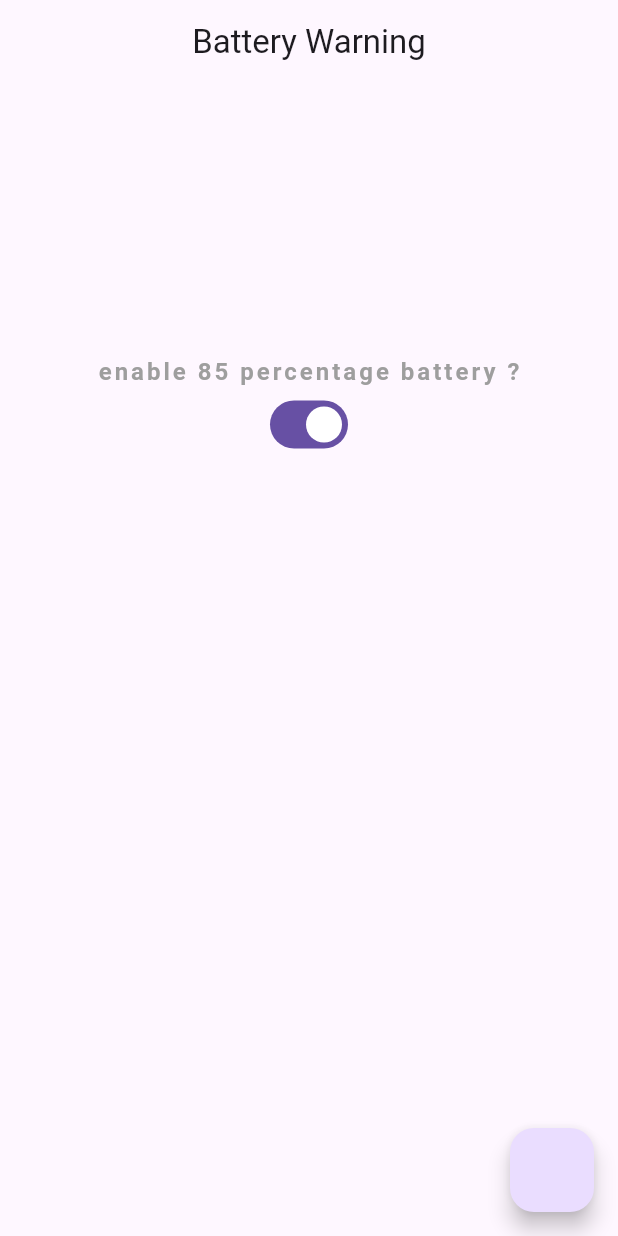
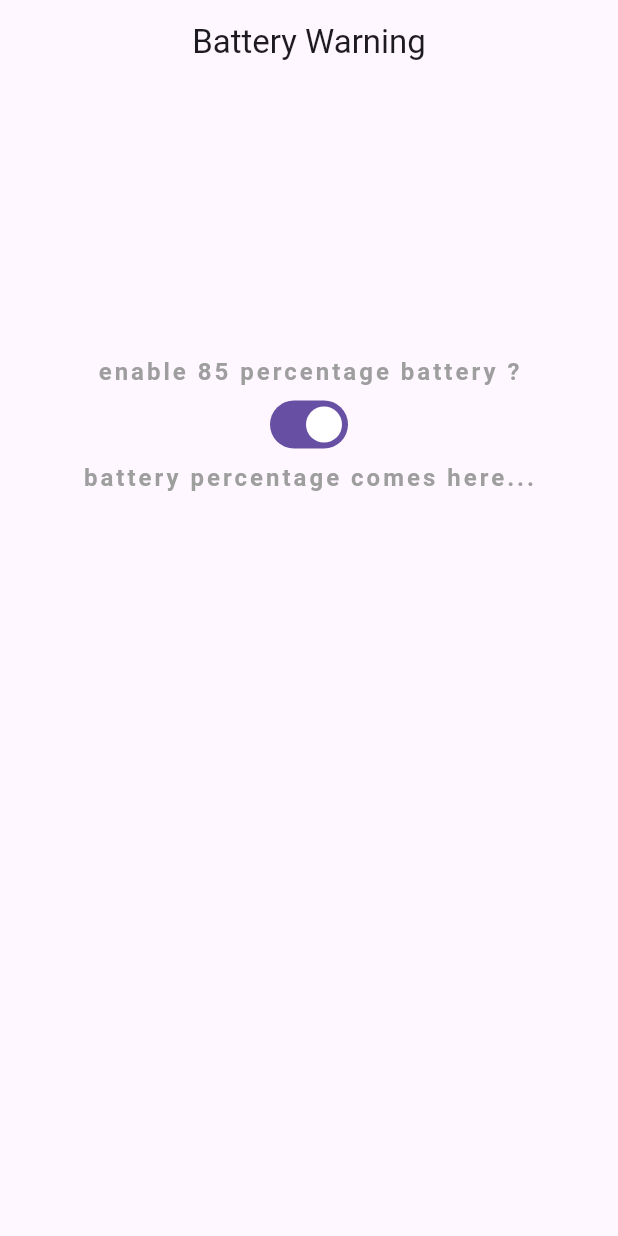
Before and after one commit to BornAsSlayer/My-Battery-Lives, a Flutter app: the first screen one second after launch, on a phone screen of 412 x 824 dp. Run offline on Flutter 3.47's test engine with Material 2 defaults, Android fonts, the phone set to English and light mode, and no system bars; our stand-ins replace battery_plus; Roboto replaces fonts that are missing (SomeTypeMono, SomeTypemono, SometypeMono).

Commit message:
battery percentage will be shown now

```diff
--- a/lib/main.dart
+++ b/lib/main.dart
@@ -21,18 +21,6 @@ class Home extends StatefulWidget {
 
 class _HomeState extends State<Home> {
   String labelText = 'enable 85 percentage battery ?';
-
-  final Battery _battery = Battery();
-
-  Future<void> showBatteryPercentage() async{
-
-    final batteryLevel = await _battery.batteryLevel;
-
-    setState(() {
-      labelText = batteryLevel.toString();
-    });
-
-  }
 
   @override
   Widget build(BuildContext context) {
@@ -59,12 +47,10 @@ class _HomeState extends State<Home> {
             ),
             ),
             const TurnOnSwitch(),
+            const BatteryPercentageText(),
           ],
         )
       ),
-      floatingActionButton: FloatingActionButton(onPressed: ()=>{
-        showBatteryPercentage(),
-      }),
     );
   }
 }
@@ -90,3 +76,58 @@ class _TurnOnSwitchState extends State<TurnOnSwitch> {
     });
   }
 }
+
+class BatteryPercentageText extends StatefulWidget {
+  const BatteryPercentageText({super.key});
+
+  @override
+  State<BatteryPercentageText> createState() => _BatteryPercentageTextState();
+}
+
+class _BatteryPercentageTextState extends State<BatteryPercentageText> {
+  String batteryPercentage = 'battery percentage comes here...';
+
+  final Battery _battery = Battery();
+  late Timer timer;
+
+  Future<void> showBatteryPercentage() async{
+
+    final batteryLevel = await _battery.batteryLevel;
+
+    setState(() {
+      batteryPercentage = 'Battery now:$batteryLevel';
+    });
+
+  }
+
+  @override
+  void initState() {
+    super.initState();
+    timer = Timer.periodic(const Duration(seconds: 5), (timer) {
+      showBatteryPercentage();
+    });
+  }
+
+  @override
+  void dispose() {
+    timer.cancel();
+    super.dispose();
+  }
+
+  @override
+  Widget build(BuildContext context) {
+    return Column(
+      children: [
+        Text(batteryPercentage,
+        style: const TextStyle(
+          fontSize: 16.0,
+          fontWeight: FontWeight.bold,
+          letterSpacing: 2.0,
+          color: Colors.grey,
+          fontFamily: 'SomeTypeMono',
+        ),
+        )
+      ],
+    );
+  }
+}
```
